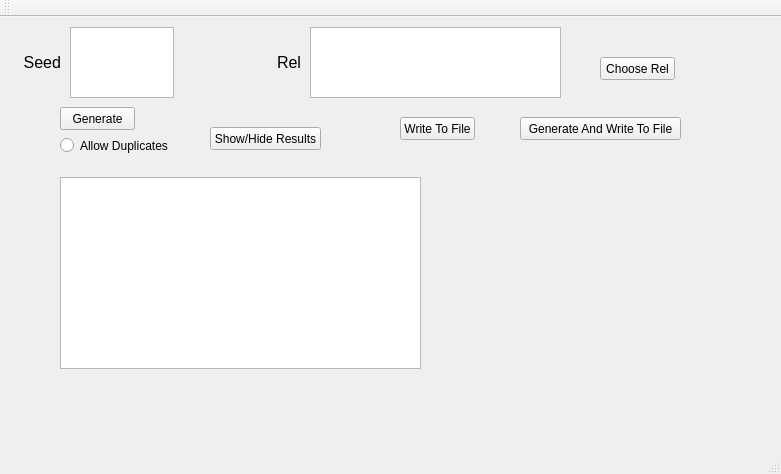
First picture: the form in SMB_Story_Randomizer/mainwindow.ui, repository bobjrsenior/SMB_Story_Randomizer, before the edit.
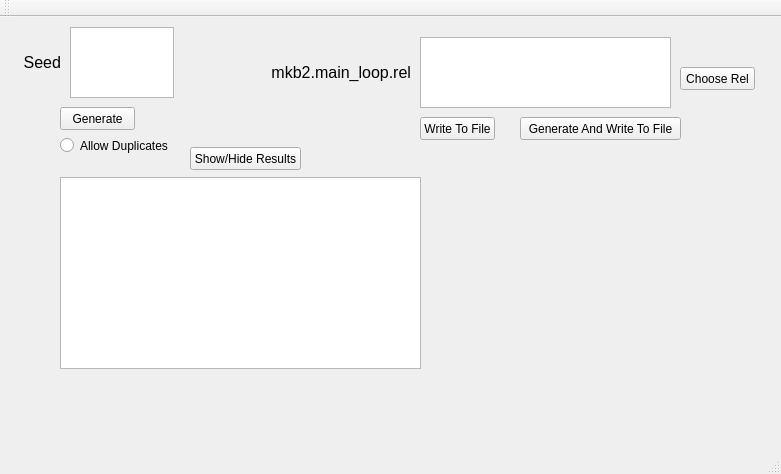
Second picture: the form after the edit.

Commit message: Added ability to choose and write to a rel file

Diff of the .ui file:
```diff
--- a/SMB_Story_Randomizer/mainwindow.ui
+++ b/SMB_Story_Randomizer/mainwindow.ui
@@ -58,9 +58,9 @@
    <widget class="QLabel" name="label_2">
     <property name="geometry">
      <rect>
-      <x>250</x>
-      <y>20</y>
-      <width>51</width>
+      <x>260</x>
+      <y>30</y>
+      <width>151</width>
       <height>51</height>
      </rect>
     </property>
@@ -70,7 +70,7 @@
      </font>
     </property>
     <property name="text">
-     <string>Rel</string>
+     <string>mkb2.main_loop.rel</string>
     </property>
     <property name="alignment">
      <set>Qt::AlignRight|Qt::AlignTrailing|Qt::AlignVCenter</set>
@@ -79,8 +79,8 @@
    <widget class="QTextEdit" name="filepathTextEdit">
     <property name="geometry">
      <rect>
-      <x>310</x>
-      <y>10</y>
+      <x>420</x>
+      <y>20</y>
       <width>251</width>
       <height>71</height>
      </rect>
@@ -92,8 +92,8 @@
    <widget class="QPushButton" name="chooseRelButton">
     <property name="geometry">
      <rect>
-      <x>600</x>
-      <y>40</y>
+      <x>680</x>
+      <y>50</y>
       <width>75</width>
       <height>23</height>
      </rect>
@@ -118,7 +118,7 @@
    <widget class="QPushButton" name="writeButton">
     <property name="geometry">
      <rect>
-      <x>400</x>
+      <x>420</x>
       <y>100</y>
       <width>75</width>
       <height>23</height>
@@ -154,8 +154,8 @@
    <widget class="QPushButton" name="toggleStoryListDisplay">
     <property name="geometry">
      <rect>
-      <x>210</x>
-      <y>110</y>
+      <x>190</x>
+      <y>130</y>
       <width>111</width>
       <height>23</height>
      </rect>
```
Left out of the diff: 2 changed lines with no effect on the pictures. The commit also changes 2 other files.
